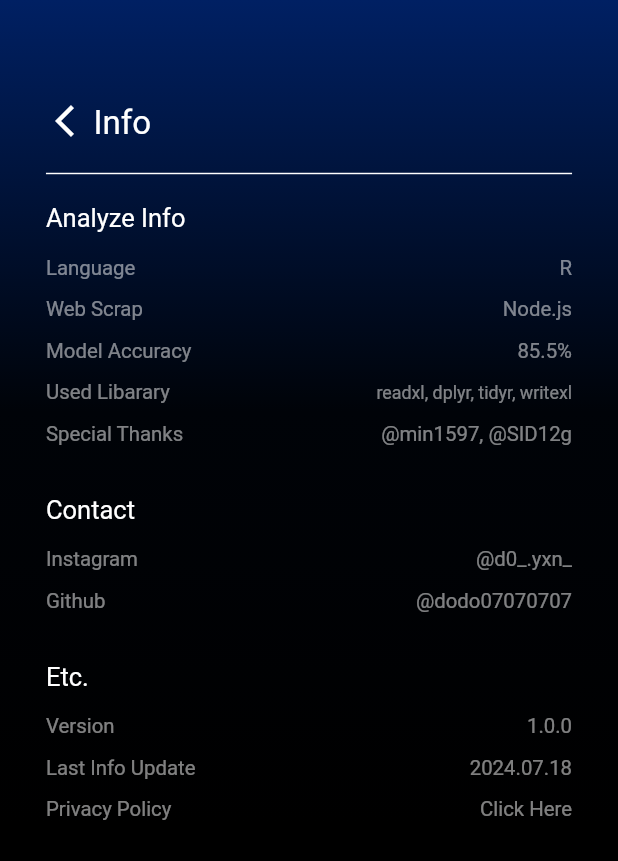
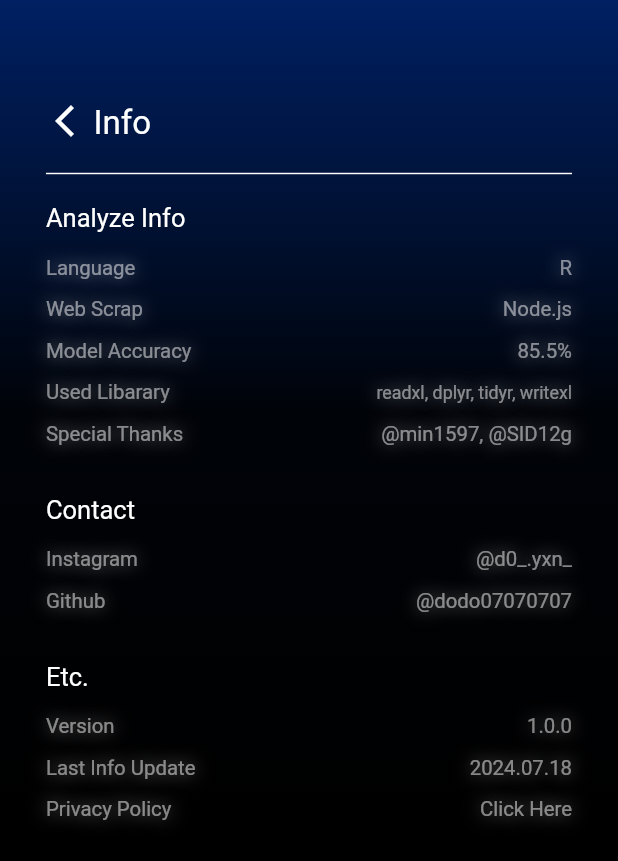
Before and after one commit to dodo07070707/RAW, a Flutter app: the InfoScreen screen opened directly, on a phone screen of 412 x 824 dp. Shown: the top 861 px of the screen. Run offline on Flutter 3.47's test engine with Material 3 defaults, Android fonts, the light colour scheme and no system bars; our stand-ins replace get; Roboto replaces fonts that are missing (esamanruBold).

Commit message:
text theme done

```diff
--- a/lib/theme/text_theme.dart
+++ b/lib/theme/text_theme.dart
@@ -57,6 +57,13 @@
     color: Colors.white.withOpacity(0.5),
     letterSpacing: 0,
     height: 1,
+    shadows: [
+      Shadow(
+        blurRadius: 15,
+        color: Colors.white.withOpacity(0.5),
+        offset: const Offset(0, 0),
+      ),
+    ],
   );
   static final InfoSub2 = TextStyle(
     fontFamily: 'esamanruBold',
@@ -64,6 +71,13 @@
     color: Colors.white.withOpacity(0.5),
     letterSpacing: 0,
     height: 1,
+    shadows: [
+      Shadow(
+        blurRadius: 15,
+        color: Colors.white.withOpacity(0.5),
+        offset: const Offset(0, 0),
+      ),
+    ],
   );
   static const ChartSelect = TextStyle(
     fontFamily: 'esamanruLight',
```
